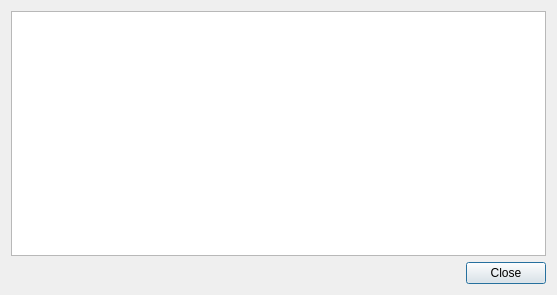
Above: qt/aqt/forms/synclog.ui from ankitects/anki before the change. Below: the same form after it.
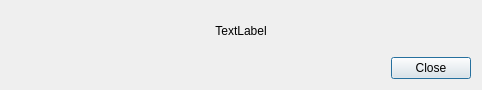
That is the form after the change.

```diff
--- a/qt/aqt/forms/synclog.ui
+++ b/qt/aqt/forms/synclog.ui
@@ -6,8 +6,8 @@
    <rect>
     <x>0</x>
     <y>0</y>
-    <width>557</width>
-    <height>295</height>
+    <width>482</width>
+    <height>90</height>
    </rect>
   </property>
   <property name="windowTitle">
@@ -15,12 +15,15 @@
   </property>
   <layout class="QVBoxLayout" name="verticalLayout">
    <item>
-    <widget class="QPlainTextEdit" name="plainTextEdit">
-     <property name="readOnly">
-      <bool>true</bool>
+    <widget class="QLabel" name="log_label">
+     <property name="text">
+      <string notr="true">TextLabel</string>
      </property>
-     <property name="plainText">
-      <string notr="true"/>
+     <property name="textFormat">
+      <enum>Qt::PlainText</enum>
+     </property>
+     <property name="alignment">
+      <set>Qt::AlignCenter</set>
      </property>
     </widget>
    </item>
```
